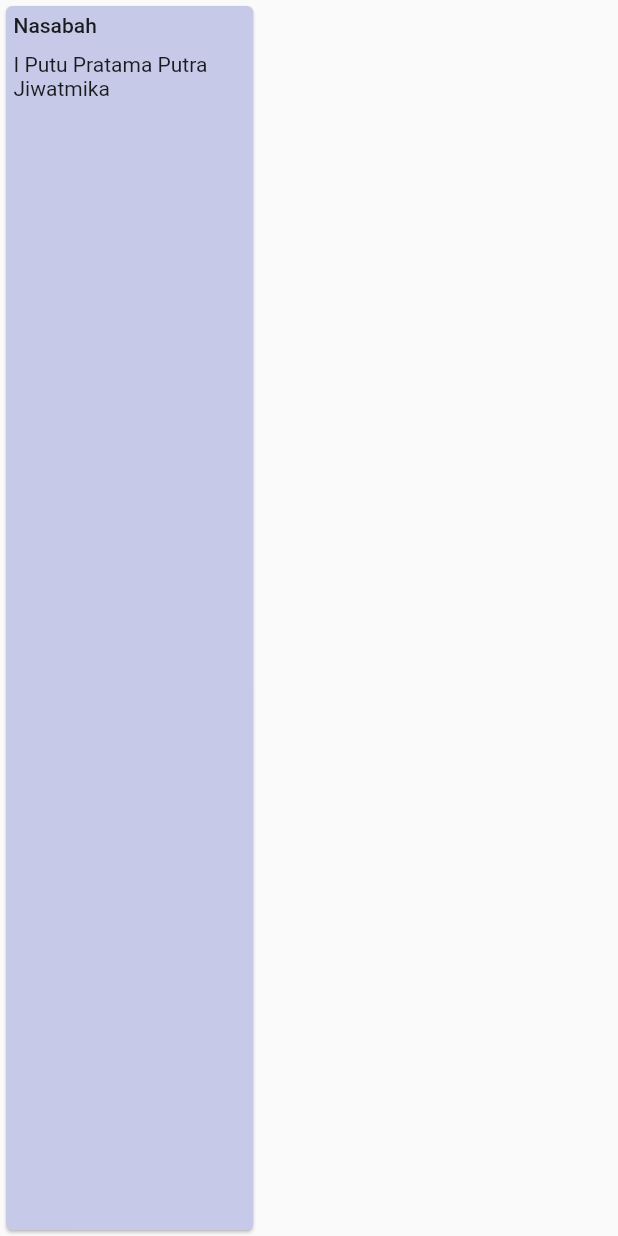
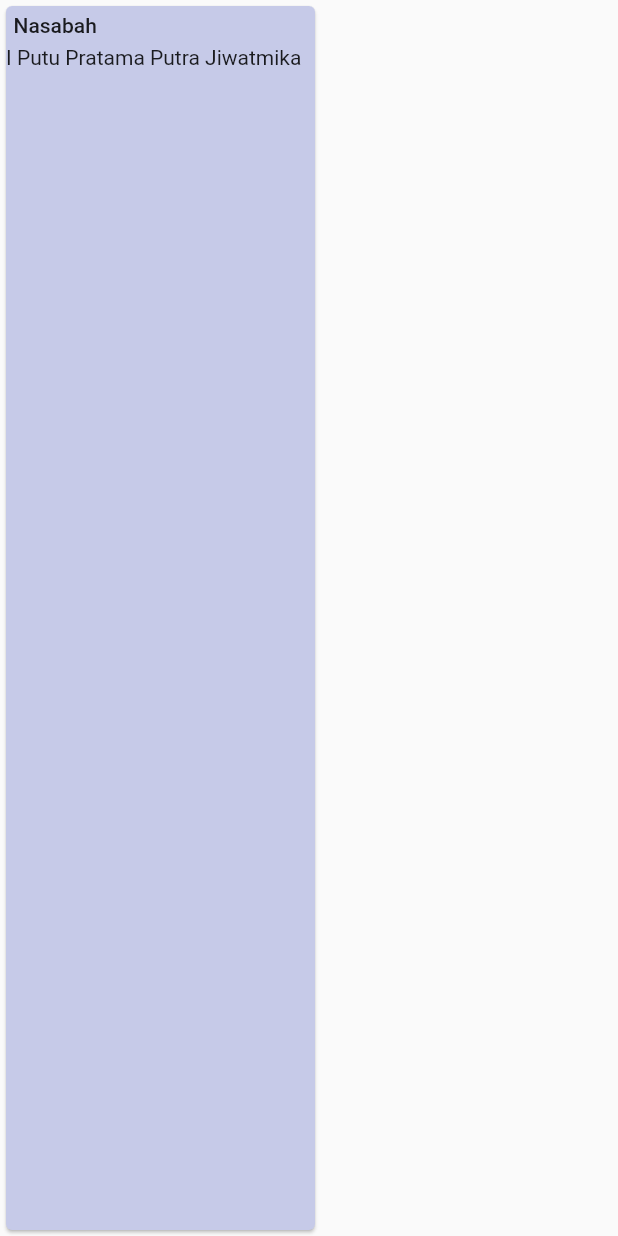
Before and after one commit to jiwatmikapratama/module3-layout-navigation, a Flutter app: what detailbox() shows on an empty page, opened directly, on a phone screen of 412 x 824 dp. Run offline on Flutter 3.47's test engine with Material 2 defaults, Android fonts, the phone set to English and light mode, and no system bars; our stand-ins replace responsive_framework.

Commit message:
Memperbaiki overflow

```diff
--- a/lib/component/detailbox.dart
+++ b/lib/component/detailbox.dart
@@ -11,7 +11,7 @@ class detailbox extends StatelessWidget {
     return Card(
       color: const Color(0xFFc6cae8),
       child: Container(
-        width: MediaQuery.of(context).size.width * 0.4,
+        width: MediaQuery.of(context).size.width * 0.5,
         child: Column(
           crossAxisAlignment: CrossAxisAlignment.start,
           children: [
@@ -34,7 +34,6 @@ class detailbox extends StatelessWidget {
               ),
             ),
             Container(
-              padding: const EdgeInsets.fromLTRB(5, 5, 5, 5),
               // width: 200,
               child: Text(
                 desc,
```
Also changed, not shown: lib/layouts/home.dart (+7 -3 lines).
